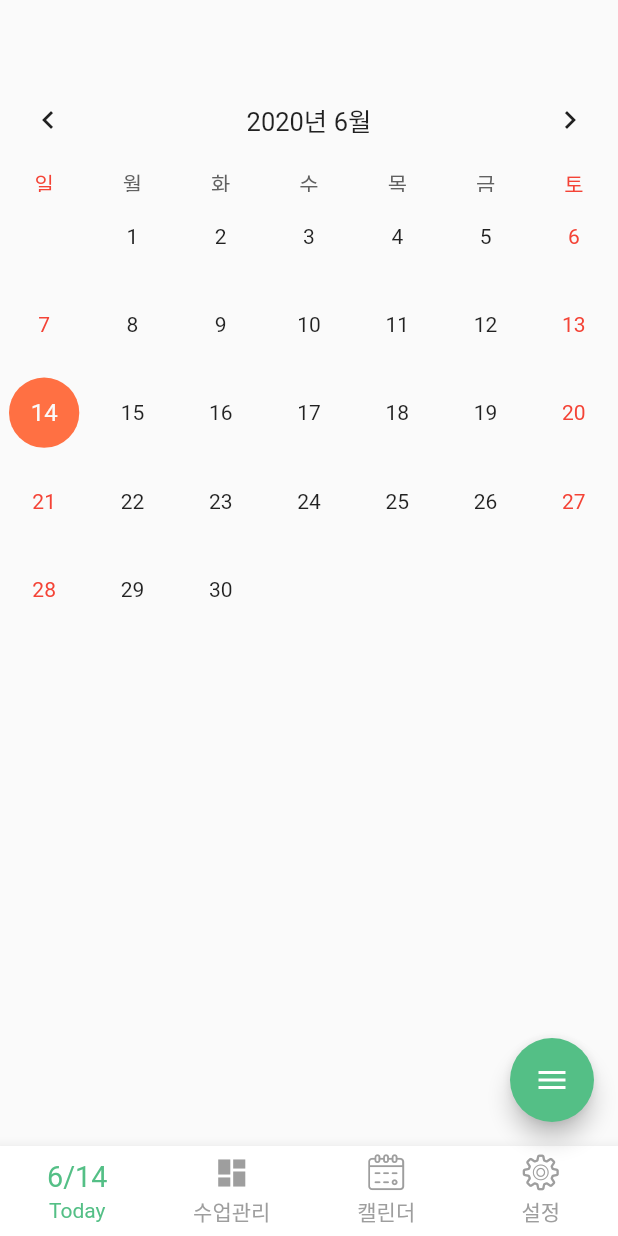
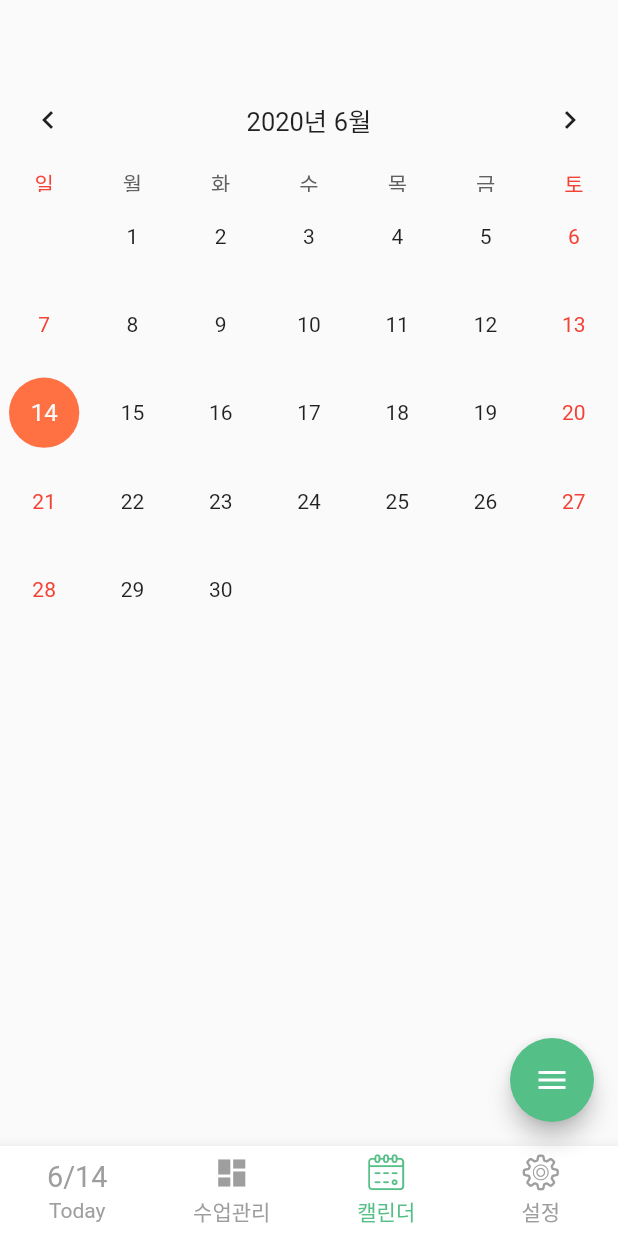
Before and after one commit to zipnyom/semble, a Flutter app: the screen it shows once a user with an empty profile is signed in, item 2 of the bottom bar chosen, after a tap on "캘린더", on a phone screen of 412 x 824 dp. Run offline on Flutter 3.47's test engine with Material 2 defaults, Android fonts, the phone set to English and light mode, and no system bars; drawn by our look-alikes of flutter_speed_dial, table_calendar; our stand-ins replace cloud_firestore, firebase_auth, fl_chart, flutter_svg, shared_preferences; missing offline and left inert: flutter_beacon, nfc_in_flutter; accounts and stored records are empty; generated files the repository leaves out were written again.

Commit message:
바텀 네비게이션 바 프로바이더 적용 완료

```diff
--- a/lib/data/pageHolder.dart
+++ b/lib/data/page_provider.dart
@@ -21,6 +21,7 @@ class PageProvider extends ChangeNotifier {
     [CalendarPage()],
     [AccountPage()],
   ];
+  List<List<Widget>> get pages => _pages;
 
   Widget _currentBody = _pages[0][0];
   Widget get currentBody => _currentBody;
--- a/lib/screens/main/main_route.dart
+++ b/lib/screens/main/main_route.dart
@@ -1,12 +1,9 @@
 import 'package:flutter/material.dart';
+import 'package:provider/provider.dart';
 import 'package:schuul/constants.dart';
+import 'package:schuul/data/page_provider.dart';
 import 'package:schuul/presentation/custom_icon_icons.dart';
-import 'package:schuul/screens/main/dashboard_page.dart';
-import 'package:schuul/screens/main/home/home_page.dart';
-import 'package:schuul/screens/main/calendar_page.dart';
 import 'package:schuul/screens/main/widgets/spped_dial.dart';
-import 'package:schuul/widgets/widget.dart';
-import 'account_page.dart';
 import 'bottom_nav/fab_bottom_app_bar.dart';
 
 class MainRoute extends StatefulWidget {
@@ -17,23 +14,18 @@ class MainRoute extends StatefulWidget {
 }
 
 class _MainRouteState extends State<MainRoute> {
-  static int _selectedIndex = 0;
+  @override
+  Widget build(BuildContext context) {
+    final pages = Provider.of<PageProvider>(context);
+
     void _selectedTab(int index) {
       setState(() {
-      _selectedIndex = index;
+        pages.currentBody = pages.pages[index][0];
       });
     }
-  @override
-  Widget build(BuildContext context) {
-    final List<Widget> _children = [
-      HomePage(),
-      DashBoardPage(),
-      CalendarPage(),
-      AccountPage(),
-    ];
-    final GlobalKey<ScaffoldState> _scaffoldKey = GlobalKey<ScaffoldState>();
-    return Scaffold(
-        key: _scaffoldKey,
+
+    return Consumer<PageProvider>(
+      builder: (_, pages, child) => Scaffold(
           bottomNavigationBar: FABBottomAppBar(
             // centerItemText: 'A',c
             color: Colors.grey,
@@ -50,8 +42,7 @@ class _MainRouteState extends State<MainRoute> {
           // floatingActionButtonLocation: FloatingActionButtonLocation.miniCenterDocked,
           floatingActionButton: MainSpeedDial(),
           body: Padding(
-          padding : EdgeInsets.only(top :40)
-          ,child :
-          _children[_selectedIndex]));
+              padding: EdgeInsets.only(top: 40), child: pages.currentBody)),
+    );
   }
 }
--- a/lib/screens/welcome/welcome_screen.dart
+++ b/lib/screens/welcome/welcome_screen.dart
@@ -1,7 +1,7 @@
 import 'package:firebase_auth/firebase_auth.dart';
 import 'package:flutter/material.dart';
 import 'package:provider/provider.dart';
-import 'package:schuul/data/pageHolder.dart';
+import 'package:schuul/data/page_provider.dart';
 import 'package:schuul/screens/main/main_route.dart';
 import 'package:schuul/screens/welcome/components/body.dart';
 
@@ -23,7 +23,10 @@ class _WelcomeScreenState extends State<WelcomeScreen> {
             print("isLoggedIn : $isLoggedIn");
             if (isLoggedIn) {
               print("${snapshot.data.email} has logged in..");
-              return MultiProvider(providers : [ChangeNotifierProvider(builder: (_) => PageProvider(), create: (BuildContext context) {  },)],child: MainRoute(email: snapshot.data.email));
+              return MultiProvider(providers: [
+                ChangeNotifierProvider<PageProvider>.value(
+                    value: PageProvider())
+              ], child: MainRoute(email: snapshot.data.email));
             } else {
               return Scaffold(body: Body());
             }
```
Lines whose indentation alone changed are shown as unchanged.
